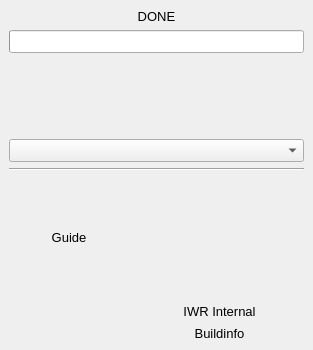
This is gui/forms/qgmdockinfo.ui in barionleg/gitgAmesch as Qt 5 draws it before an edit. The edited form follows.
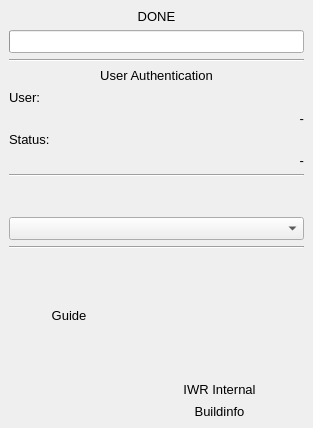
This is the edited form. Icons and pictures are not drawn.

Commit message: show user in sidebarInfo, automate last user login, save user info as single settings, provider as enum

Patch:
```diff
--- a/gui/forms/qgmdockinfo.ui
+++ b/gui/forms/qgmdockinfo.ui
@@ -7,7 +7,7 @@
     <x>0</x>
     <y>0</y>
     <width>313</width>
-    <height>350</height>
+    <height>428</height>
    </rect>
   </property>
   <property name="sizePolicy">
@@ -19,7 +19,7 @@
   <property name="minimumSize">
    <size>
     <width>313</width>
-    <height>350</height>
+    <height>428</height>
    </size>
   </property>
   <property name="maximumSize">
@@ -91,6 +91,70 @@
       </property>
      </widget>
     </item>
+    <item>
+     <widget class="Line" name="line_2">
+      <property name="orientation">
+       <enum>Qt::Horizontal</enum>
+      </property>
+     </widget>
+    </item>
+    <item>
+     <widget class="QLabel" name="labelUserAuthentication">
+      <property name="text">
+       <string>User Authentication</string>
+      </property>
+      <property name="alignment">
+       <set>Qt::AlignCenter</set>
+      </property>
+     </widget>
+    </item>
+    <item alignment="Qt::AlignLeft">
+     <widget class="QLabel" name="labelUserName">
+      <property name="minimumSize">
+       <size>
+        <width>295</width>
+        <height>16</height>
+       </size>
+      </property>
+      <property name="text">
+       <string>User:</string>
+      </property>
+     </widget>
+    </item>
+    <item>
+     <widget class="QLabel" name="labelUserNameValue">
+      <property name="text">
+       <string>-</string>
+      </property>
+      <property name="alignment">
+       <set>Qt::AlignRight|Qt::AlignTrailing|Qt::AlignVCenter</set>
+      </property>
+     </widget>
+    </item>
+    <item>
+     <widget class="QLabel" name="labelUserStatus">
+      <property name="text">
+       <string>Status:</string>
+      </property>
+     </widget>
+    </item>
+    <item>
+     <widget class="QLabel" name="labelUserStatusValue">
+      <property name="text">
+       <string>-</string>
+      </property>
+      <property name="alignment">
+       <set>Qt::AlignRight|Qt::AlignTrailing|Qt::AlignVCenter</set>
+      </property>
+     </widget>
+    </item>
+    <item>
+     <widget class="Line" name="line_3">
+      <property name="orientation">
+       <enum>Qt::Horizontal</enum>
+      </property>
+     </widget>
+    </item>
     <item>
      <spacer name="verticalSpacer">
       <property name="orientation">
```
The commit also changes 10 other files.
